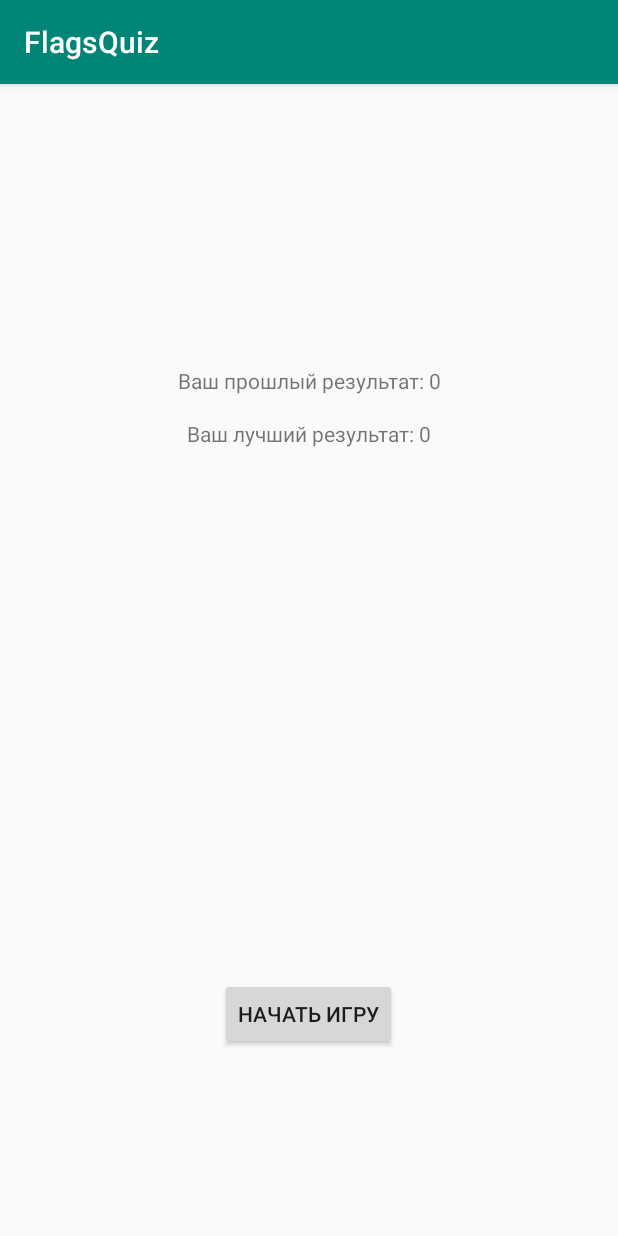
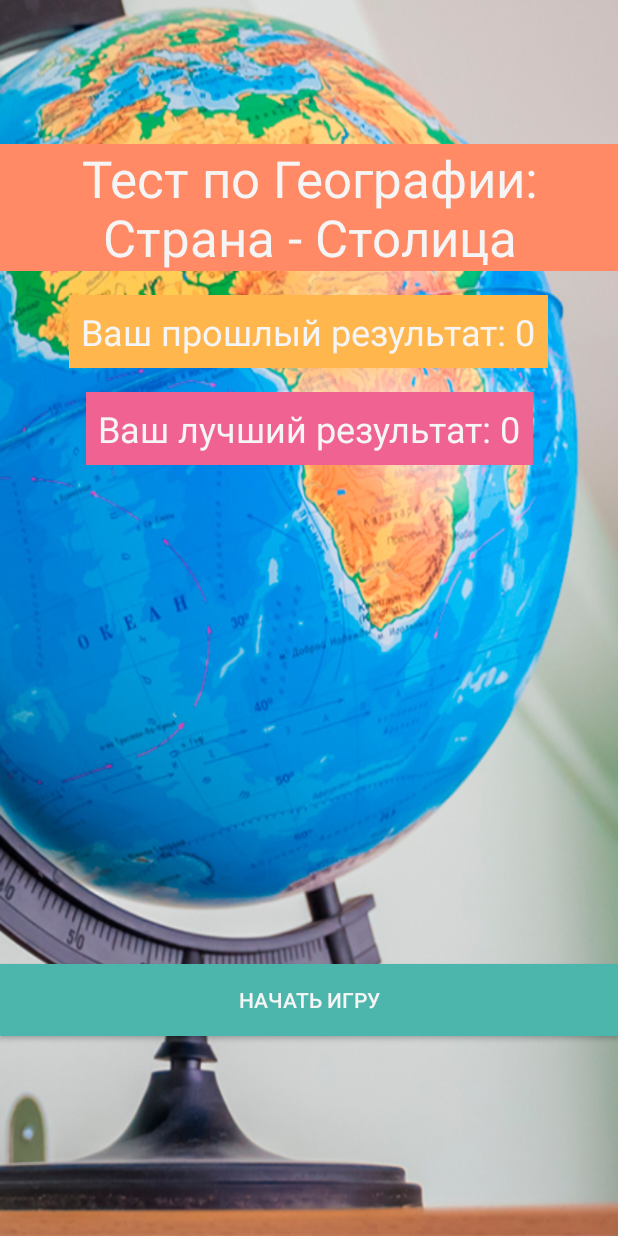
Before and after one commit to vjmarcus/FlagsQuiz, an Android app: the screen it shows after launch (MainActivity), on a phone screen of 412 x 824 dp. Run offline under Robolectric (Android 15) with nearby library versions, the phone set to English and light mode, and no system bars.

Commit message:
Add images, update all activities

```diff
--- a/app/build.gradle
+++ b/app/build.gradle
@@ -25,4 +25,6 @@
     testImplementation 'junit:junit:4.12'
     androidTestImplementation 'androidx.test.ext:junit:1.1.0'
     androidTestImplementation 'androidx.test.espresso:espresso-core:3.1.1'
+    implementation 'com.google.android.gms:play-services-ads:18.3.0'
+    implementation 'com.google.firebase:firebase-ads:18.3.0'
 }
--- a/app/src/main/AndroidManifest.xml
+++ b/app/src/main/AndroidManifest.xml
@@ -9,6 +9,9 @@
         android:roundIcon="@mipmap/ic_launcher_round"
         android:supportsRtl="true"
         android:theme="@style/AppTheme">
+        <meta-data
+            android:name="com.google.android.gms.ads.APPLICATION_ID"
+            android:value="ca-app-pub-7831171328659727~1684132476" />
         <activity android:name=".GameOverActivity"></activity>
         <activity android:name=".QuizActivity" />
         <activity android:name=".MainActivity">
--- a/app/src/main/java/com/freshappbooks/flagsquiz/MainActivity.java
+++ b/app/src/main/java/com/freshappbooks/flagsquiz/MainActivity.java
@@ -17,6 +17,8 @@
     Button startGameButton;
     private int bestResult;
     private int lastResult;
+    public static final String BANNER = "ca-app-pub-7831171328659727/8682651059";
+    public static final String INTERSTITIAL = "ca-app-pub-7831171328659727/6526921694";
 
     TextView textViewBestResult, textViewLastResult;
     @Override
--- a/app/src/main/res/layout/activity_main.xml
+++ b/app/src/main/res/layout/activity_main.xml
@@ -4,13 +4,16 @@
     xmlns:tools="http://schemas.android.com/tools"
     android:layout_width="match_parent"
     android:layout_height="match_parent"
-    tools:context=".MainActivity">
+    tools:context=".MainActivity"
+    android:background="@drawable/bg">
 
     <Button
         android:id="@+id/start_game_button"
-        android:layout_width="wrap_content"
+        android:layout_width="0dp"
         android:layout_height="wrap_content"
+        android:background="#4DB6AC"
         android:text="@string/start_game"
+        android:textColor="@color/browser_actions_bg_grey"
         app:layout_constraintBottom_toBottomOf="parent"
         app:layout_constraintEnd_toEndOf="parent"
         app:layout_constraintHorizontal_bias="0.498"
@@ -22,19 +25,44 @@
         android:id="@+id/textView_last_result"
         android:layout_width="wrap_content"
         android:layout_height="wrap_content"
-        android:layout_marginTop="188dp"
-        android:text="TextView"
+        android:layout_marginTop="16dp"
+        android:background="#FFB74D"
+        android:textColor="@color/browser_actions_bg_grey"
+        android:textSize="24sp"
+        android:padding="8dp"
+        tools:text="Ваш последний результат: 3"
         app:layout_constraintEnd_toEndOf="parent"
+        app:layout_constraintHorizontal_bias="0.498"
         app:layout_constraintStart_toStartOf="parent"
-        app:layout_constraintTop_toTopOf="parent" />
+        app:layout_constraintTop_toBottomOf="@+id/textView" />
 
     <TextView
         android:id="@+id/textView_best_result"
         android:layout_width="wrap_content"
         android:layout_height="wrap_content"
         android:layout_marginTop="16dp"
-        android:text="TextView"
+        android:background="#F06292"
+        android:padding="8dp"
+        android:textColor="@color/browser_actions_bg_grey"
+        android:textSize="24sp"
         app:layout_constraintEnd_toEndOf="parent"
         app:layout_constraintStart_toStartOf="parent"
-        app:layout_constraintTop_toBottomOf="@+id/textView_last_result" />
+        app:layout_constraintTop_toBottomOf="@+id/textView_last_result"
+        tools:text="Ваш лучший результат: 3" />
+
+    <TextView
+        android:id="@+id/textView"
+        android:layout_width="wrap_content"
+        android:layout_height="wrap_content"
+        android:layout_marginStart="8dp"
+        android:layout_marginTop="96dp"
+        android:layout_marginEnd="8dp"
+        android:background="#FF8A65"
+        android:gravity="center_horizontal"
+        android:text="@string/geo_test_label"
+        android:textColor="@color/browser_actions_bg_grey"
+        android:textSize="34sp"
+        app:layout_constraintEnd_toEndOf="parent"
+        app:layout_constraintStart_toStartOf="parent"
+        app:layout_constraintTop_toTopOf="parent" />
 </androidx.constraintlayout.widget.ConstraintLayout>
--- a/app/src/main/res/values/strings.xml
+++ b/app/src/main/res/values/strings.xml
@@ -3,4 +3,5 @@
     <string name="start_game">Начать игру</string>
     <string name="quiz_image">Quiz image</string>
     <string name="result_label">Ваш результат:</string>
+    <string name="geo_test_label">Тест по Географии: Страна - Столица</string>
 </resources>
--- a/app/src/main/res/values/styles.xml
+++ b/app/src/main/res/values/styles.xml
@@ -1,7 +1,7 @@
 <resources>
 
     <!-- Base application theme. -->
-    <style name="AppTheme" parent="Theme.AppCompat.Light.DarkActionBar">
+    <style name="AppTheme" parent="Theme.AppCompat.Light.NoActionBar">
         <!-- Customize your theme here. -->
         <item name="colorPrimary">@color/colorPrimary</item>
         <item name="colorPrimaryDark">@color/colorPrimaryDark</item>
```
Also changed, not shown: app/src/main/java/com/freshappbooks/flagsquiz/GameOverActivity.java (+16 -0 lines), app/src/main/java/com/freshappbooks/flagsquiz/QuizActivity.java (+35 -0 lines), app/src/main/res/layout/activity_game_over.xml (+24 -14 lines), app/src/main/res/layout/activity_quiz.xml (+12 -0 lines), app/src/main/res/drawable/bg.jpg (added), app/src/main/res/drawable/geo.jpg (added), app/src/main/res/drawable/grad0small.jpg (added), app/src/main/res/drawable/grad1small.jpg (added), app/src/main/res/drawable/grad2small.jpg (added).
